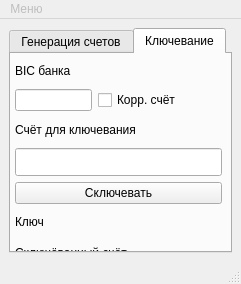
Old version of the form UiMainWindow_OSX.ui in the repository fleytman/generator_bank_accounts.
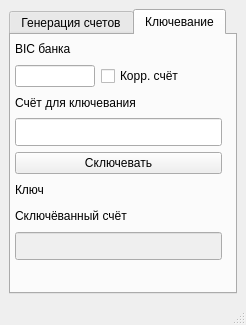
New version of the form. The open tabs and pages were chosen to show the change.

Commit message: Подправил дизайн для OSX

Patch:
```diff
--- a/UiMainWindow_OSX.ui
+++ b/UiMainWindow_OSX.ui
@@ -9,20 +9,20 @@
    <rect>
     <x>0</x>
     <y>0</y>
-    <width>241</width>
-    <height>284</height>
+    <width>246</width>
+    <height>325</height>
    </rect>
   </property>
   <property name="minimumSize">
    <size>
-    <width>241</width>
-    <height>284</height>
+    <width>246</width>
+    <height>325</height>
    </size>
   </property>
   <property name="maximumSize">
    <size>
-    <width>250</width>
-    <height>284</height>
+    <width>246</width>
+    <height>350</height>
    </size>
   </property>
   <property name="windowTitle">
@@ -238,7 +238,7 @@
           <x>0</x>
           <y>4</y>
           <width>211</width>
-          <height>241</height>
+          <height>221</height>
          </rect>
         </property>
         <layout class="QGridLayout" name="gridLayout_3" columnstretch="0,0">
@@ -359,9 +359,15 @@
          </item>
          <item row="1" column="0">
           <widget class="QLineEdit" name="lineEdit_5">
+           <property name="minimumSize">
+            <size>
+             <width>80</width>
+             <height>0</height>
+            </size>
+           </property>
            <property name="maximumSize">
             <size>
-             <width>77</width>
+             <width>80</width>
              <height>16777215</height>
             </size>
            </property>
@@ -386,7 +392,7 @@
            </property>
            <property name="font">
             <font>
-             <pointsize>10</pointsize>
+             <pointsize>13</pointsize>
              <weight>75</weight>
              <italic>false</italic>
              <bold>true</bold>
@@ -414,7 +420,7 @@
     <rect>
      <x>0</x>
      <y>0</y>
-     <width>241</width>
+     <width>246</width>
      <height>22</height>
     </rect>
    </property>
@@ -424,21 +430,6 @@
    <property name="nativeMenuBar">
     <bool>false</bool>
    </property>
-   <widget class="QMenu" name="menu">
-    <property name="enabled">
-     <bool>false</bool>
-    </property>
-    <property name="tearOffEnabled">
-     <bool>false</bool>
-    </property>
-    <property name="title">
-     <string>Меню</string>
-    </property>
-    <property name="toolTipsVisible">
-     <bool>false</bool>
-    </property>
-   </widget>
-   <addaction name="menu"/>
   </widget>
   <action name="action545">
    <property name="text">
```
Left out of the diff: 11 changed lines with no effect on the pictures.
